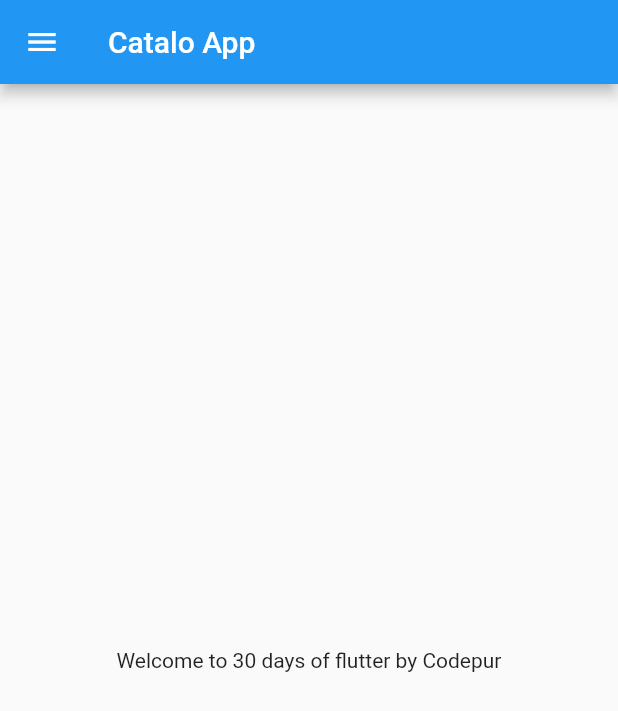
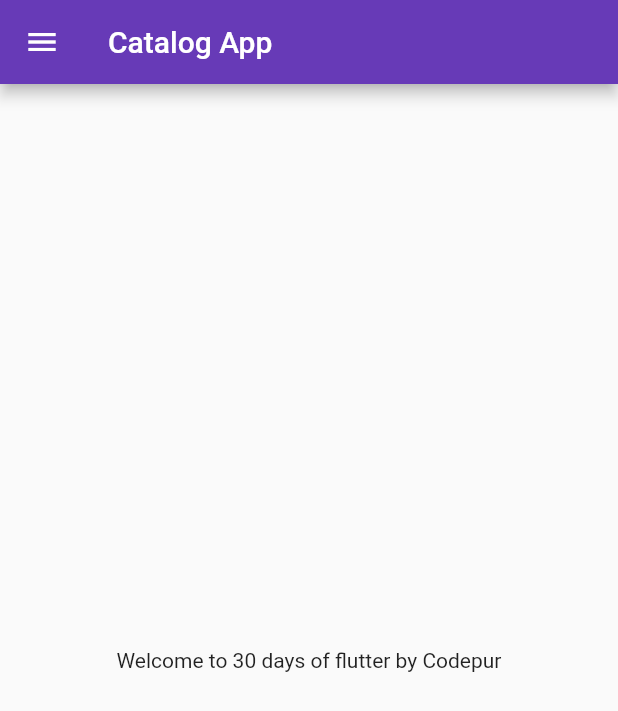
Before and after one commit to rishirajjangid/30DaysOffFlutter, a Flutter app: the screen it shows after launch, on a phone screen of 412 x 824 dp. Shown: the top 711 px of the screen. Run offline on Flutter 3.47's test engine with Material 2 defaults, Android fonts, the phone set to English and light mode, and no system bars.

Commit message:
Day 3 completed

```diff
--- a/lib/main.dart
+++ b/lib/main.dart
@@ -1,15 +1,28 @@
 import 'package:flutter/material.dart';
-import 'package:newapp/home_page.dart';
+import 'package:newapp/pages/home_page.dart';
+import 'package:newapp/pages/login_page.dart';
 
 void main() {
-  runApp(const MyApp());
+  runApp(MyApp());
 }
 
 class MyApp extends StatelessWidget {
-  const MyApp({Key? key}) : super(key: key);
+  MyApp({Key? key}) : super(key: key);
 
   @override
   Widget build(BuildContext context) {
-    return const MaterialApp(home: HomePage());
+    return MaterialApp(
+      themeMode: ThemeMode.light,
+      theme: ThemeData(primarySwatch: Colors.deepPurple),
+      darkTheme: ThemeData(
+        brightness: Brightness.dark,
+      ),
+      initialRoute: "/home",
+      routes: {
+        "/": (context) => LoginPage(),
+        "/home": (context) => HomePage(),
+        "/login": (context) => LoginPage(),
+      },
+    );
   }
 }
--- a/lib/home_page.dart
+++ b/lib/pages/home_page.dart
@@ -8,9 +8,7 @@ class HomePage extends StatelessWidget {
   @override
   Widget build(BuildContext context) {
     return Scaffold(
-      appBar: AppBar(
-        title: const Text("Catalo App"),
-      ),
+      appBar: AppBar(title: const Text("Catalog App")),
       body: Center(
         child: Text('Welcome to $days days of flutter by $name'),
       ),
```
Also changed, not shown: lib/pages/login_page.dart (added, +18 -0 lines), 1 other file.
